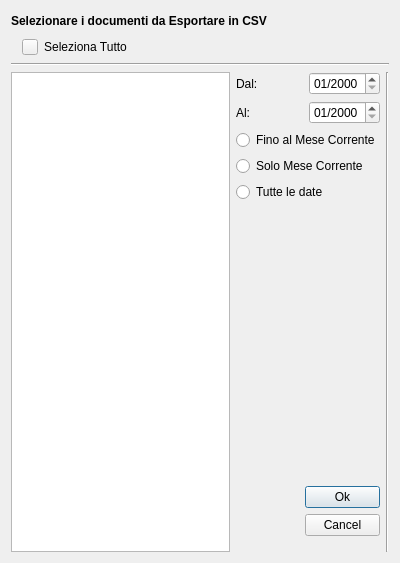
First picture: the form in kwidget/dialog_export/export.ui, repository LucioPg/ErbaVento, before the edit.
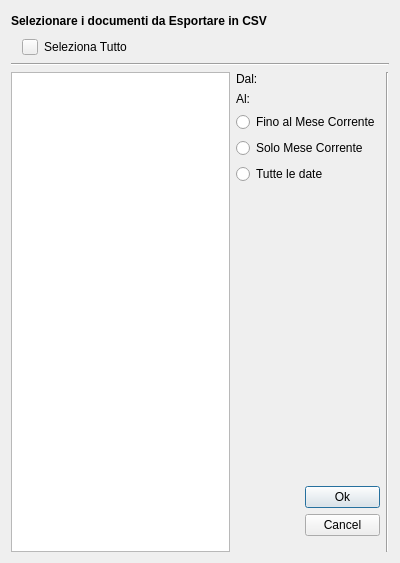
Second picture: the form after the edit. Custom widgets are drawn as their Qt base class.

```diff
--- a/kwidget/dialog_export/export.ui
+++ b/kwidget/dialog_export/export.ui
@@ -160,11 +160,7 @@
                 </widget>
                </item>
                <item>
-                <widget class="QDateEdit" name="dateEdit_exp_dal">
-                 <property name="displayFormat">
-                  <string>MM/yyyy</string>
-                 </property>
-                </widget>
+                <widget class="QWidget" name="dateEdit_exp_dal_wid" native="true"/>
                </item>
               </layout>
              </item>
@@ -178,11 +174,7 @@
                 </widget>
                </item>
                <item>
-                <widget class="QDateEdit" name="dateEdit_exp_al">
-                 <property name="displayFormat">
-                  <string>MM/yyyy</string>
-                 </property>
-                </widget>
+                <widget class="QWidget" name="dateEdit_exp_al_wid" native="true"/>
                </item>
               </layout>
              </item>
```
